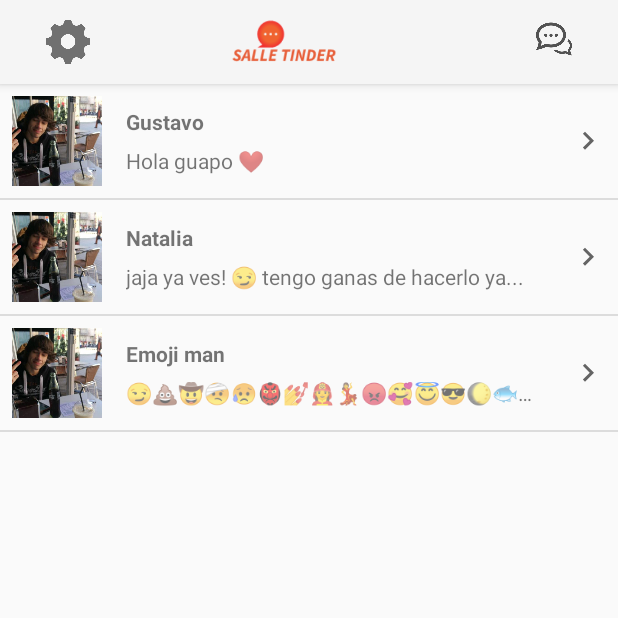
After one commit to Gustavo4g/Tinder-Clone, an Android app: the ChatListActivity screen opened directly, with no data from a screen before it, on a phone screen of 412 x 824 dp, the top half of it. The commit adds this screen. Run offline under Robolectric (Android 15) with nearby library versions, the phone set to English and light mode, and no system bars.

Commit message:
Initial Chat List implementation

```diff
--- a/app/src/main/AndroidManifest.xml
+++ b/app/src/main/AndroidManifest.xml
@@ -12,6 +12,7 @@
         android:supportsRtl="true"
         android:theme="@style/CustomTheme"
         android:usesCleartextTraffic="true">
+        <activity android:name=".Activities.ChatListActivity"></activity>
         <activity android:name=".Activities.SearchActivity" />
         <activity
             android:name=".Activities.LoginActivity"
--- /dev/null
+++ b/app/src/main/java/com/example/tinder/Activities/ChatListActivity.java
@@ -0,0 +1,45 @@
+package com.example.tinder.Activities;
+
+import android.support.v7.app.ActionBar;
+import android.support.v7.app.AppCompatActivity;
+import android.os.Bundle;
+import android.support.v7.widget.LinearLayoutManager;
+import android.support.v7.widget.RecyclerView;
+
+import com.example.tinder.ChatListAdapter;
+import com.example.tinder.Model.ChatRow;
+import com.example.tinder.R;
+
+import java.util.ArrayList;
+
+public class ChatListActivity extends AppCompatActivity {
+
+    private RecyclerView recyclerView;
+
+    @Override
+    protected void onCreate(Bundle savedInstanceState) {
+        super.onCreate(savedInstanceState);
+        setContentView(R.layout.activity_chat_list);
+
+        // Esto es para la barra de arriba
+        getSupportActionBar().setDisplayShowHomeEnabled(false);
+        getSupportActionBar().setDisplayShowTitleEnabled(false);
+        getSupportActionBar().setDisplayOptions(ActionBar.DISPLAY_SHOW_CUSTOM);
+        getSupportActionBar().setCustomView(R.layout.custom_action_bar_layout);
+        getSupportActionBar().setDisplayShowCustomEnabled(true);
+
+        recyclerView = findViewById(R.id.recycler_view);
+
+        ArrayList<ChatRow> chatList = new ArrayList<>();
+        chatList.add(new ChatRow("Gustavo", "Hola guapo ❤"));
+        chatList.add(new ChatRow("Natalia", "jaja ya ves! \uD83D\uDE0F tengo ganas de hacerlo ya..."));
+        chatList.add(new ChatRow("Emoji man", "\uD83D\uDE0F\uD83D\uDCA9\uD83E\uDD20\uD83E\uDD15\uD83D\uDE25\uD83D\uDC7A\uD83D\uDC85\uD83D\uDC69\u200D\uD83D\uDE92\uD83D\uDC83\uD83D\uDE21\uD83E\uDD70\uD83D\uDE07\uD83D\uDE0E\uD83C\uDF14\uD83D\uDC1F\uD83D\uDC37\uD83C\uDF73\uD83E\uDD5D\uD83C\uDFD3\uD83C\uDFCC️\u200D♀️\uD83C\uDFB8\uD83C\uDFAF\uD83E\uDDE9\uD83D\uDEF4\uD83D\uDE86\uD83C\uDFF0\uD83D\uDCEE\uD83C\uDF21\uD83D\uDD28\uD83E\uDDFA\uD83D\uDCC5\uD83D\uDCE8\uD83E\uDDFC\uD83D\uDD03❓4️⃣\uD83D\uDCAC\uD83D\uDC41️\u200D\uD83D\uDDE8️\uD83E\uDDDF\u200D♂️\uD83E\uDDDA\u200D♂️\uD83D\uDE25\uD83E\uDD29\uD83D\uDE03"));
+
+        recyclerView.setHasFixedSize(true);
+        recyclerView.setLayoutManager(new LinearLayoutManager(this));
+
+        ChatListAdapter chatListAdapter = new ChatListAdapter(chatList);
+        recyclerView.setAdapter(chatListAdapter);
+
+    }
+}
--- a/app/src/main/java/com/example/tinder/Activities/SearchActivity.java
+++ b/app/src/main/java/com/example/tinder/Activities/SearchActivity.java
@@ -46,6 +46,11 @@ public class SearchActivity extends AppCompatActivity implements DataBack {
             startActivity(peticionAmistad);
         });
 
+        ImageButton chats = getSupportActionBar().getCustomView().findViewById(R.id.action_chat);
+        chats.setOnClickListener(v -> {
+            startActivity(new Intent(SearchActivity.this, ChatListActivity.class));
+        });
+
         profileRV = findViewById(R.id.profile_rv);
         profileRV.setHasFixedSize(true);
         profileRV.setLayoutManager(new LinearLayoutManager(this));
--- /dev/null
+++ b/app/src/main/java/com/example/tinder/ChatListAdapter.java
@@ -0,0 +1,63 @@
+package com.example.tinder;
+
+import android.support.annotation.NonNull;
+import android.support.constraint.ConstraintLayout;
+import android.support.v7.widget.RecyclerView;
+import android.view.LayoutInflater;
+import android.view.View;
+import android.view.ViewGroup;
+import android.widget.ImageView;
+import android.widget.TextView;
+
+import com.example.tinder.Model.ChatRow;
+
+import java.util.ArrayList;
+
+public class ChatListAdapter extends RecyclerView.Adapter<ChatListAdapter.ViewHolder> {
+    private ArrayList<ChatRow> chatList;
+
+    public ChatListAdapter(ArrayList<ChatRow> chatList) {
+        this.chatList = chatList;
+    }
+
+    @NonNull
+    @Override
+    public ChatListAdapter.ViewHolder onCreateViewHolder(@NonNull ViewGroup viewGroup, int i) {
+        View itemView = LayoutInflater.from(viewGroup.getContext())
+                .inflate(R.layout.chat_list_row, viewGroup, false);
+        return new ChatListAdapter.ViewHolder(itemView);
+    }
+
+    @Override
+    public void onBindViewHolder(@NonNull ChatListAdapter.ViewHolder viewHolder, int i) {
+        ChatRow row = chatList.get(i);
+
+        viewHolder.name.setText(row.getName());
+        viewHolder.lastMessage.setText(row.getLastMessage());
+    }
+
+    @Override
+    public int getItemCount() {
+        return chatList.size();
+    }
+
+    public void setDataset(ArrayList<ChatRow> chatList) {
+        this.chatList = chatList;
+        notifyDataSetChanged();
+    }
+
+    public class ViewHolder extends RecyclerView.ViewHolder {
+        final TextView name;
+        final TextView lastMessage;
+        final ImageView image;
+        final ConstraintLayout mainLayout;
+
+        ViewHolder(View view) {
+            super(view);
+            mainLayout = view.findViewById(R.id.main_layout);
+            image = view.findViewById(R.id.person_photo);
+            name = view.findViewById(R.id.person_name);
+            lastMessage = view.findViewById(R.id.last_message);
+        }
+    }
+}
--- /dev/null
+++ b/app/src/main/java/com/example/tinder/Model/ChatRow.java
@@ -0,0 +1,19 @@
+package com.example.tinder.Model;
+
+public class ChatRow {
+    public String name;
+    public String lastMessage;
+
+    public ChatRow(String name, String lastMessage) {
+        this.name = name;
+        this.lastMessage = lastMessage;
+    }
+
+    public String getName() {
+        return name;
+    }
+
+    public String getLastMessage() {
+        return lastMessage;
+    }
+}
--- /dev/null
+++ b/app/src/main/res/layout/activity_chat_list.xml
@@ -0,0 +1,17 @@
+<?xml version="1.0" encoding="utf-8"?>
+<android.support.constraint.ConstraintLayout xmlns:android="http://schemas.android.com/apk/res/android"
+    xmlns:app="http://schemas.android.com/apk/res-auto"
+    xmlns:tools="http://schemas.android.com/tools"
+    android:layout_width="match_parent"
+    android:layout_height="match_parent"
+    tools:context=".Activities.ChatListActivity">
+
+    <android.support.v7.widget.RecyclerView
+        android:id="@+id/recycler_view"
+        android:layout_width="match_parent"
+        android:layout_height="match_parent"
+        app:layout_constraintBottom_toBottomOf="parent"
+        app:layout_constraintEnd_toEndOf="parent"
+        app:layout_constraintStart_toStartOf="parent"
+        app:layout_constraintTop_toTopOf="parent" />
+</android.support.constraint.ConstraintLayout>
--- /dev/null
+++ b/app/src/main/res/layout/chat_list_row.xml
@@ -0,0 +1,75 @@
+<?xml version="1.0" encoding="utf-8"?>
+<android.support.constraint.ConstraintLayout xmlns:android="http://schemas.android.com/apk/res/android"
+    xmlns:app="http://schemas.android.com/apk/res-auto"
+    xmlns:tools="http://schemas.android.com/tools"
+    android:layout_width="match_parent"
+    android:layout_height="wrap_content"
+    android:background="?android:attr/selectableItemBackground"
+    android:clickable="true"
+    android:focusable="true">
+
+    <View
+        android:id="@+id/divider"
+        android:layout_width="match_parent"
+        android:layout_height="1dp"
+        android:background="?android:attr/listDivider"
+        app:layout_constraintBottom_toBottomOf="parent" />
+
+    <ImageView
+        android:id="@+id/arrow"
+        android:layout_width="wrap_content"
+        android:layout_height="wrap_content"
+        android:layout_marginTop="8dp"
+        android:layout_marginEnd="8dp"
+        android:layout_marginBottom="8dp"
+        app:layout_constraintBottom_toTopOf="@+id/divider"
+        app:layout_constraintEnd_toEndOf="parent"
+        app:layout_constraintTop_toTopOf="parent"
+        app:srcCompat="@drawable/ic_keyboard_arrow_right_black_24dp" />
+
+    <TextView
+        android:id="@+id/person_name"
+        android:layout_width="0dp"
+        android:layout_height="wrap_content"
+        android:layout_marginStart="16dp"
+        android:layout_marginTop="8dp"
+        android:layout_marginEnd="16dp"
+        android:ellipsize="end"
+        android:maxLines="1"
+        android:text="Iscle Gil"
+        android:textStyle="bold"
+        app:layout_constraintBottom_toTopOf="@+id/last_message"
+        app:layout_constraintEnd_toStartOf="@+id/arrow"
+        app:layout_constraintHorizontal_bias="0.5"
+        app:layout_constraintStart_toEndOf="@+id/person_photo"
+        app:layout_constraintTop_toTopOf="parent" />
+
+    <ImageView
+        android:id="@+id/person_photo"
+        android:layout_width="60dp"
+        android:layout_height="60dp"
+        android:layout_marginStart="8dp"
+        android:layout_marginTop="8dp"
+        android:layout_marginBottom="8dp"
+        app:layout_constraintBottom_toTopOf="@+id/divider"
+        app:layout_constraintStart_toStartOf="parent"
+        app:layout_constraintTop_toTopOf="parent"
+        app:srcCompat="@drawable/iscle" />
+
+    <TextView
+        android:id="@+id/last_message"
+        android:layout_width="0dp"
+        android:layout_height="wrap_content"
+        android:layout_marginStart="16dp"
+        android:layout_marginEnd="16dp"
+        android:layout_marginBottom="8dp"
+        android:ellipsize="end"
+        android:maxLines="1"
+        android:text="No messages yet!"
+        app:layout_constraintBottom_toTopOf="@+id/divider"
+        app:layout_constraintEnd_toStartOf="@+id/arrow"
+        app:layout_constraintHorizontal_bias="0.5"
+        app:layout_constraintStart_toEndOf="@+id/person_photo"
+        app:layout_constraintTop_toBottomOf="@+id/person_name" />
+
+</android.support.constraint.ConstraintLayout>
--- a/app/src/main/res/layout/profile_rv_row.xml
+++ b/app/src/main/res/layout/profile_rv_row.xml
@@ -56,7 +56,7 @@
         app:layout_constraintTop_toTopOf="@+id/person_age" />
 
     <ImageView
-        android:id="@+id/imageView3"
+        android:id="@+id/arrow"
         android:layout_width="wrap_content"
         android:layout_height="wrap_content"
         android:layout_marginTop="8dp"
@@ -95,7 +95,7 @@
         android:layout_marginBottom="8dp"
         android:text="Capilla Padre Damian"
         app:layout_constraintBottom_toBottomOf="parent"
-        app:layout_constraintEnd_toStartOf="@+id/imageView3"
+        app:layout_constraintEnd_toStartOf="@+id/arrow"
         app:layout_constraintHorizontal_bias="0.5"
         app:layout_constraintStart_toEndOf="@+id/textView5" />
 
@@ -122,7 +122,7 @@
         android:singleLine="false"
         android:text="Coding 24/7"
         app:layout_constraintBottom_toTopOf="@+id/barrier2"
-        app:layout_constraintEnd_toStartOf="@+id/imageView3"
+        app:layout_constraintEnd_toStartOf="@+id/arrow"
         app:layout_constraintStart_toEndOf="@+id/barrier"
         app:layout_constraintTop_toTopOf="parent" />
 
--- a/build.gradle
+++ b/build.gradle
@@ -7,7 +7,7 @@ buildscript {
 
     }
     dependencies {
-        classpath 'com.android.tools.build:gradle:3.4.0'
+        classpath 'com.android.tools.build:gradle:3.4.1'
 
         // NOTE: Do not place your application dependencies here; they belong
         // in the individual module build.gradle files
```
